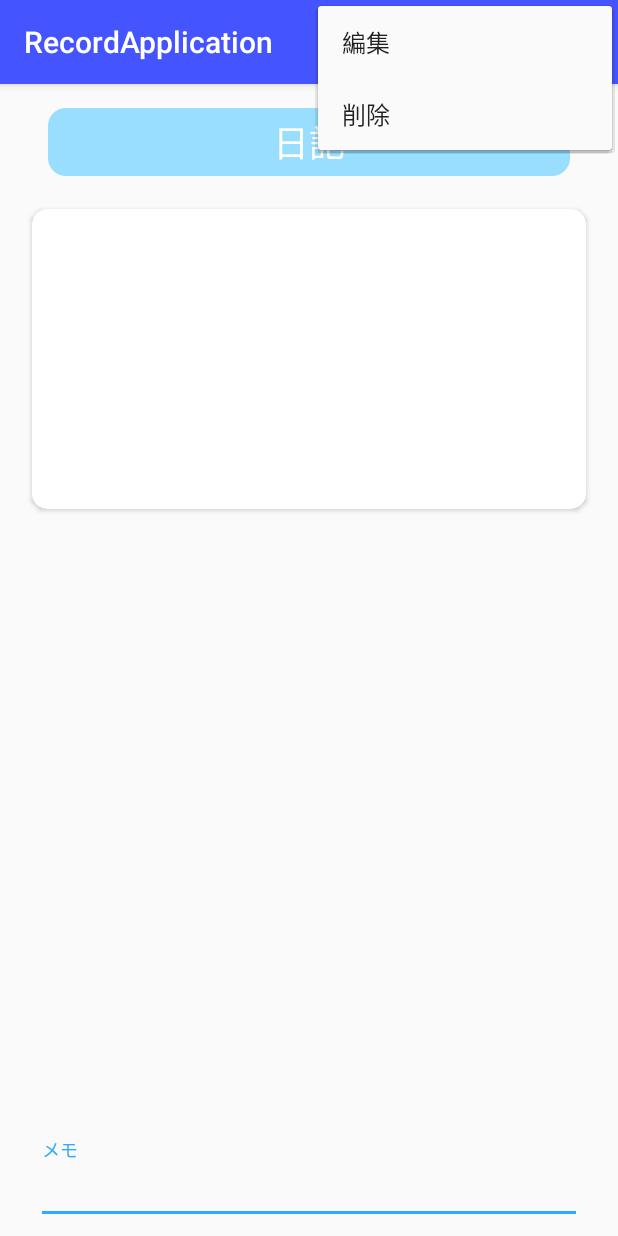
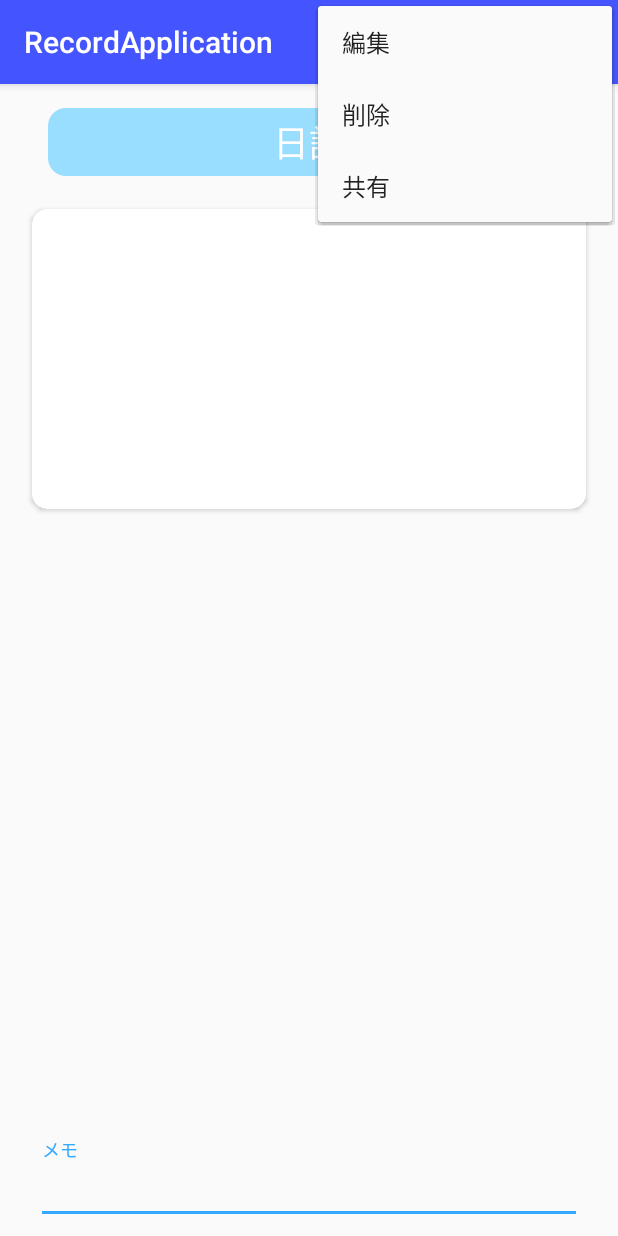
Before and after one commit to Bluewind12/RecordApplication, an Android app: the DetailOutputActivity screen opened directly, with no data from a screen before it, with the options menu open, on a phone screen of 412 x 824 dp. Run offline under Robolectric (Android 15) with nearby library versions, the phone set to English and light mode, and no system bars; our stand-ins replace Room's generated code, RxJava.

Commit message:
共有機能の実装

```diff
--- a/app/src/main/java/momonyan/recordapplication/DazeInputActivity.kt
+++ b/app/src/main/java/momonyan/recordapplication/DazeInputActivity.kt
@@ -112,7 +112,7 @@ class DazeInputActivity : AppCompatActivity() {
 
     private fun getToday(): String {
         val date = Date()
-        val format = SimpleDateFormat("yyyy/MM/dd HH:mm", Locale.getDefault())
+        val format = SimpleDateFormat("yyyy/MM/dd", Locale.getDefault())
         return format.format(date)
     }
 }
--- a/app/src/main/java/momonyan/recordapplication/daze_output/OutputAdapter.kt
+++ b/app/src/main/java/momonyan/recordapplication/daze_output/OutputAdapter.kt
@@ -43,6 +43,7 @@ class OutputAdapter(private val mValues: ArrayList<OutputDataClass>) : RecyclerV
             //データ
             detailIntent.putExtra("Id", item.id)
             detailIntent.putExtra("Title", item.title)
+            detailIntent.putExtra("Date", item.date)
             detailIntent.putExtra("Content", item.content)
             detailIntent.putExtra("BackColor", item.color)
             detailIntent.putExtra("TextColor", item.colorFrag)
--- a/app/src/main/res/menu/detail_menu_tab.xml
+++ b/app/src/main/res/menu/detail_menu_tab.xml
@@ -5,4 +5,6 @@
           />
     <item android:title="削除" android:id="@+id/detailMenu2"
           />
+    <item android:title="共有" android:id="@+id/detailMenu3"
+          />
 </menu>
--- a/app/src/main/res/values/strings.xml
+++ b/app/src/main/res/values/strings.xml
@@ -20,6 +20,7 @@
     <string name="title">題名</string>
     <string name="contentString">内容</string>
 
+    <string name="shareFormat">%sの日記\n「%s」\n%s\n\n#幻想乃桜工房</string>
     <!-- Memoページ -->
     <string name="memoString">メモ</string>
 
```
Also changed, not shown: app/src/main/java/momonyan/recordapplication/DetailOutputActivity.kt (+10 -0 lines).
